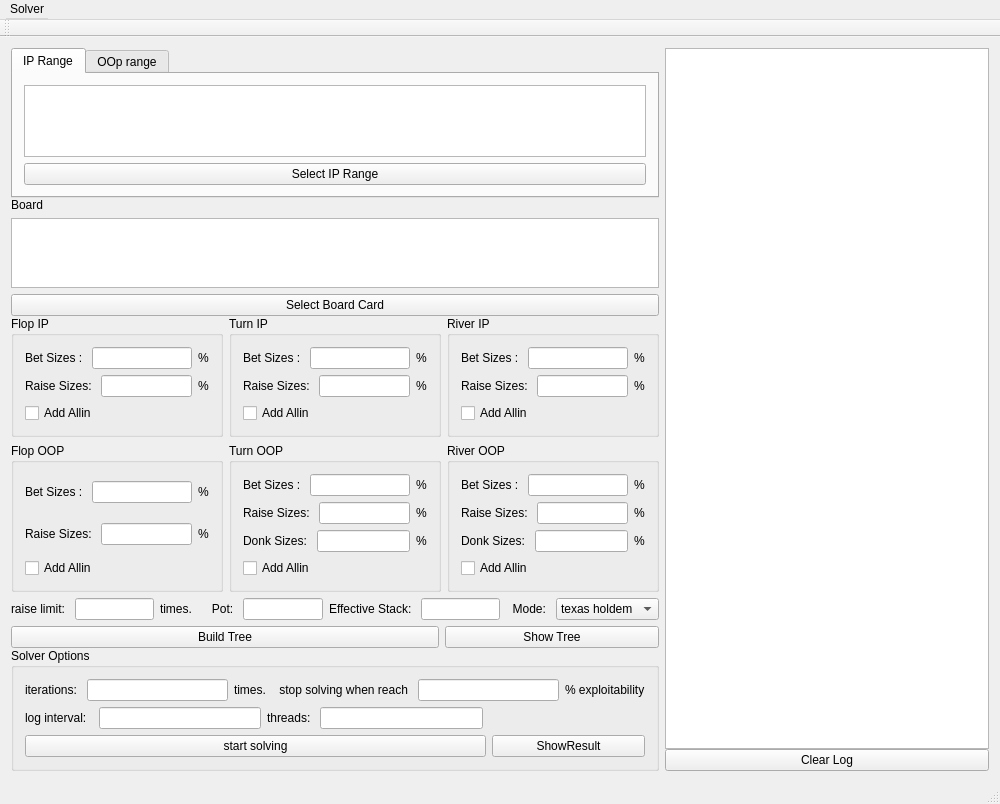
Before: the Qt Designer form mainwindow.ui in bupticybee/TexasSolver, drawn with Qt 5.
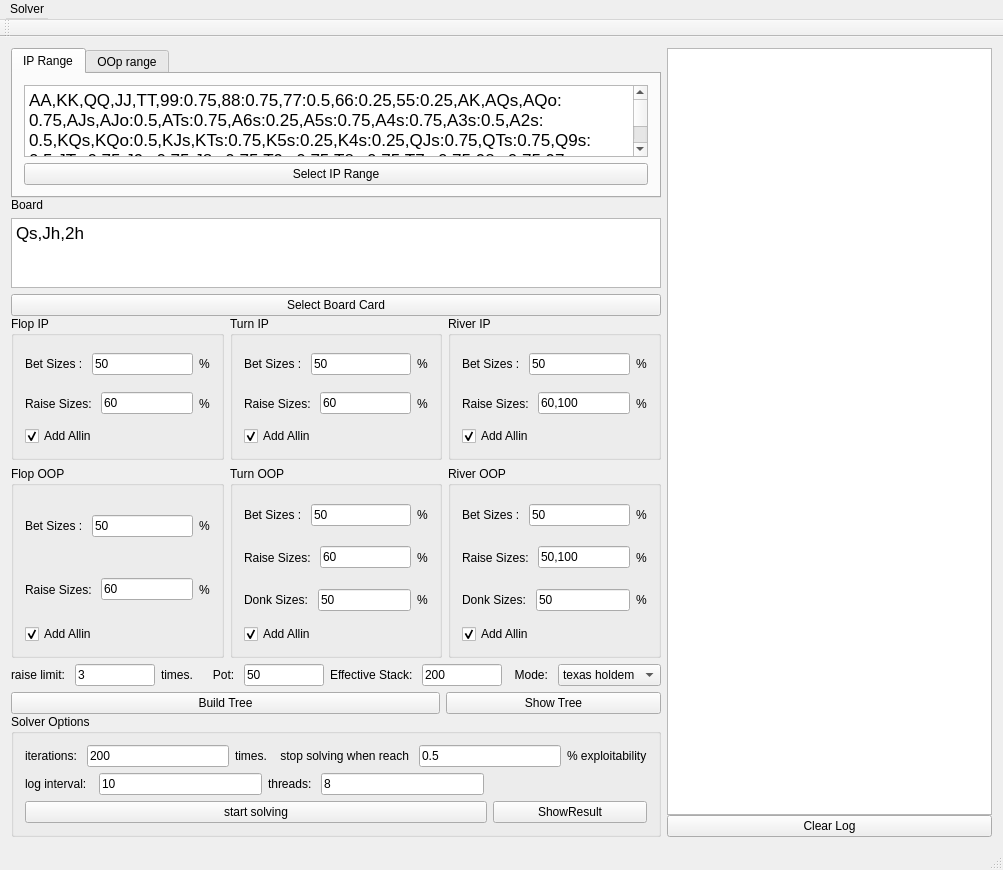
After: the same form once the commit is applied. The open tabs and pages were chosen to show the change.

Patch:
```diff
--- a/mainwindow.ui
+++ b/mainwindow.ui
@@ -6,8 +6,8 @@
    <rect>
     <x>0</x>
     <y>0</y>
-    <width>1000</width>
-    <height>738</height>
+    <width>1003</width>
+    <height>870</height>
    </rect>
   </property>
   <property name="windowTitle">
@@ -33,7 +33,15 @@
            </attribute>
            <layout class="QVBoxLayout" name="verticalLayout">
             <item>
-             <widget class="QTextEdit" name="textEdit_2"/>
+             <widget class="QTextEdit" name="textEdit_2">
+              <property name="html">
+               <string>&lt;!DOCTYPE HTML PUBLIC &quot;-//W3C//DTD HTML 4.0//EN&quot; &quot;http://www.w3.org/TR/REC-html40/strict.dtd&quot;&gt;
+&lt;html&gt;&lt;head&gt;&lt;meta name=&quot;qrichtext&quot; content=&quot;1&quot; /&gt;&lt;style type=&quot;text/css&quot;&gt;
+p, li { white-space: pre-wrap; }
+&lt;/style&gt;&lt;/head&gt;&lt;body style=&quot; font-family:'.AppleSystemUIFont'; font-size:13pt; font-weight:400; font-style:normal;&quot;&gt;
+&lt;p style=&quot; margin-top:0px; margin-bottom:0px; margin-left:0px; margin-right:0px; -qt-block-indent:0; text-indent:0px;&quot;&gt;AA,KK,QQ,JJ,TT,99:0.75,88:0.75,77:0.5,66:0.25,55:0.25,AK,AQs,AQo:0.75,AJs,AJo:0.5,ATs:0.75,A6s:0.25,A5s:0.75,A4s:0.75,A3s:0.5,A2s:0.5,KQs,KQo:0.5,KJs,KTs:0.75,K5s:0.25,K4s:0.25,QJs:0.75,QTs:0.75,Q9s:0.5,JTs:0.75,J9s:0.75,J8s:0.75,T9s:0.75,T8s:0.75,T7s:0.75,98s:0.75,97s:0.75,96s:0.5,87s:0.75,86s:0.5,85s:0.5,76s:0.75,75s:0.5,65s:0.75,64s:0.5,54s:0.75,53s:0.5,43s:0.5&lt;/p&gt;&lt;/body&gt;&lt;/html&gt;</string>
+              </property>
+             </widget>
             </item>
             <item>
              <widget class="QPushButton" name="pushButton_3">
@@ -75,7 +83,15 @@
          </widget>
         </item>
         <item>
-         <widget class="QTextEdit" name="textEdit"/>
+         <widget class="QTextEdit" name="textEdit">
+          <property name="html">
+           <string>&lt;!DOCTYPE HTML PUBLIC &quot;-//W3C//DTD HTML 4.0//EN&quot; &quot;http://www.w3.org/TR/REC-html40/strict.dtd&quot;&gt;
+&lt;html&gt;&lt;head&gt;&lt;meta name=&quot;qrichtext&quot; content=&quot;1&quot; /&gt;&lt;style type=&quot;text/css&quot;&gt;
+p, li { white-space: pre-wrap; }
+&lt;/style&gt;&lt;/head&gt;&lt;body style=&quot; font-family:'.AppleSystemUIFont'; font-size:13pt; font-weight:400; font-style:normal;&quot;&gt;
+&lt;p style=&quot; margin-top:0px; margin-bottom:0px; margin-left:0px; margin-right:0px; -qt-block-indent:0; text-indent:0px;&quot;&gt;Qs,Jh,2h&lt;/p&gt;&lt;/body&gt;&lt;/html&gt;</string>
+          </property>
+         </widget>
         </item>
         <item>
          <widget class="QPushButton" name="pushButton_2">
@@ -108,7 +124,11 @@
                   </widget>
                  </item>
                  <item>
-                  <widget class="QLineEdit" name="lineEdit"/>
+                  <widget class="QLineEdit" name="lineEdit">
+                   <property name="text">
+                    <string>50</string>
+                   </property>
+                  </widget>
                  </item>
                  <item>
                   <widget class="QLabel" name="label_3">
@@ -129,7 +149,11 @@
                   </widget>
                  </item>
                  <item>
-                  <widget class="QLineEdit" name="lineEdit_2"/>
+                  <widget class="QLineEdit" name="lineEdit_2">
+                   <property name="text">
+                    <string>60</string>
+                   </property>
+                  </widget>
                  </item>
                  <item>
                   <widget class="QLabel" name="label_5">
@@ -147,6 +171,9 @@
                    <property name="text">
                     <string>Add Allin</string>
                    </property>
+                   <property name="checked">
+                    <bool>true</bool>
+                   </property>
                   </widget>
                  </item>
                 </layout>
@@ -174,7 +201,11 @@
                   </widget>
                  </item>
                  <item>
-                  <widget class="QLineEdit" name="lineEdit_3"/>
+                  <widget class="QLineEdit" name="lineEdit_3">
+                   <property name="text">
+                    <string>50</string>
+                   </property>
+                  </widget>
                  </item>
                  <item>
                   <widget class="QLabel" name="label_7">
@@ -195,7 +226,11 @@
                   </widget>
                  </item>
                  <item>
-                  <widget class="QLineEdit" name="lineEdit_4"/>
+                  <widget class="QLineEdit" name="lineEdit_4">
+                   <property name="text">
+                    <string>60</string>
+                   </property>
+                  </widget>
                  </item>
                  <item>
                   <widget class="QLabel" name="label_9">
@@ -213,6 +248,9 @@
                    <property name="text">
                     <string>Add Allin</string>
                    </property>
+                   <property name="checked">
+                    <bool>true</bool>
+                   </property>
                   </widget>
                  </item>
                 </layout>
@@ -240,7 +278,11 @@
                   </widget>
                  </item>
                  <item>
-                  <widget class="QLineEdit" name="lineEdit_6"/>
+                  <widget class="QLineEdit" name="lineEdit_6">
+                   <property name="text">
+                    <string>50</string>
+                   </property>
+                  </widget>
                  </item>
                  <item>
                   <widget class="QLabel" name="label_13">
@@ -261,7 +303,11 @@
                   </widget>
                  </item>
                  <item>
-                  <widget class="QLineEdit" name="lineEdit_5"/>
+                  <widget class="QLineEdit" name="lineEdit_5">
+                   <property name="text">
+                    <string>60,100</string>
+                   </property>
+                  </widget>
                  </item>
                  <item>
                   <widget class="QLabel" name="label_11">
@@ -279,6 +325,9 @@
                    <property name="text">
                     <string>Add Allin</string>
                    </property>
+                   <property name="checked">
+                    <bool>true</bool>
+                   </property>
                   </widget>
                  </item>
                 </layout>
@@ -310,7 +359,11 @@
                   </widget>
                  </item>
                  <item>
-                  <widget class="QLineEdit" name="lineEdit_8"/>
+                  <widget class="QLineEdit" name="lineEdit_8">
+                   <property name="text">
+                    <string>50</string>
+                   </property>
+                  </widget>
                  </item>
                  <item>
                   <widget class="QLabel" name="label_17">
@@ -331,7 +384,11 @@
                   </widget>
                  </item>
                  <item>
-                  <widget class="QLineEdit" name="lineEdit_7"/>
+                  <widget class="QLineEdit" name="lineEdit_7">
+                   <property name="text">
+                    <string>60</string>
+                   </property>
+                  </widget>
                  </item>
                  <item>
                   <widget class="QLabel" name="label_15">
@@ -349,6 +406,9 @@
                    <property name="text">
                     <string>Add Allin</string>
                    </property>
+                   <property name="checked">
+                    <bool>true</bool>
+                   </property>
                   </widget>
                  </item>
                 </layout>
@@ -376,7 +436,11 @@
                   </widget>
                  </item>
                  <item>
-                  <widget class="QLineEdit" name="lineEdit_29"/>
+                  <widget class="QLineEdit" name="lineEdit_29">
+                   <property name="text">
+                    <string>50</string>
+                   </property>
+                  </widget>
                  </item>
                  <item>
                   <widget class="QLabel" name="label_59">
@@ -397,7 +461,11 @@
                   </widget>
                  </item>
                  <item>
-                  <widget class="QLineEdit" name="lineEdit_28"/>
+                  <widget class="QLineEdit" name="lineEdit_28">
+                   <property name="text">
+                    <string>60</string>
+                   </property>
+                  </widget>
                  </item>
                  <item>
                   <widget class="QLabel" name="label_57">
@@ -418,7 +486,11 @@
                   </widget>
                  </item>
                  <item>
-                  <widget class="QLineEdit" name="lineEdit_30"/>
+                  <widget class="QLineEdit" name="lineEdit_30">
+                   <property name="text">
+                    <string>50</string>
+                   </property>
+                  </widget>
                  </item>
                  <item>
                   <widget class="QLabel" name="label_61">
@@ -436,6 +508,9 @@
                    <property name="text">
                     <string>Add Allin</string>
                    </property>
+                   <property name="checked">
+                    <bool>true</bool>
+                   </property>
                   </widget>
                  </item>
                 </layout>
@@ -463,7 +538,11 @@
                   </widget>
                  </item>
                  <item>
-                  <widget class="QLineEdit" name="lineEdit_32"/>
+                  <widget class="QLineEdit" name="lineEdit_32">
+                   <property name="text">
+                    <string>50</string>
+                   </property>
+                  </widget>
                  </item>
                  <item>
                   <widget class="QLabel" name="label_65">
@@ -484,7 +563,11 @@
                   </widget>
                  </item>
                  <item>
-                  <widget class="QLineEdit" name="lineEdit_31"/>
+                  <widget class="QLineEdit" name="lineEdit_31">
+                   <property name="text">
+                    <string>50,100</string>
+                   </property>
+                  </widget>
                  </item>
                  <item>
                   <widget class="QLabel" name="label_63">
@@ -505,7 +588,11 @@
                   </widget>
                  </item>
                  <item>
-                  <widget class="QLineEdit" name="lineEdit_33"/>
+                  <widget class="QLineEdit" name="lineEdit_33">
+                   <property name="text">
+                    <string>50</string>
+                   </property>
+                  </widget>
                  </item>
                  <item>
                   <widget class="QLabel" name="label_67">
@@ -523,6 +610,9 @@
                    <property name="text">
                     <string>Add Allin</string>
                    </property>
+                   <property name="checked">
+                    <bool>true</bool>
+                   </property>
                   </widget>
                  </item>
                 </layout>
@@ -546,7 +636,11 @@
              </widget>
             </item>
             <item>
-             <widget class="QLineEdit" name="lineEdit_34"/>
+             <widget class="QLineEdit" name="lineEdit_34">
+              <property name="text">
+               <string>3</string>
+              </property>
+             </widget>
             </item>
             <item>
              <widget class="QLabel" name="label_69">
@@ -556,7 +650,11 @@
              </widget>
             </item>
             <item>
-             <widget class="QLineEdit" name="lineEdit_35"/>
+             <widget class="QLineEdit" name="lineEdit_35">
+              <property name="text">
+               <string>50</string>
+              </property>
+             </widget>
             </item>
             <item>
              <widget class="QLabel" name="label_70">
@@ -566,7 +664,11 @@
              </widget>
             </item>
             <item>
-             <widget class="QLineEdit" name="lineEdit_36"/>
+             <widget class="QLineEdit" name="lineEdit_36">
+              <property name="text">
+               <string>200</string>
+              </property>
+             </widget>
             </item>
             <item>
              <widget class="QLabel" name="label_71">
@@ -631,7 +733,11 @@
               </widget>
              </item>
              <item>
-              <widget class="QLineEdit" name="lineEdit_9"/>
+              <widget class="QLineEdit" name="lineEdit_9">
+               <property name="text">
+                <string>200</string>
+               </property>
+              </widget>
              </item>
              <item>
               <widget class="QLabel" name="label_19">
@@ -641,7 +747,11 @@
               </widget>
              </item>
              <item>
-              <widget class="QLineEdit" name="lineEdit_37"/>
+              <widget class="QLineEdit" name="lineEdit_37">
+               <property name="text">
+                <string>0.5</string>
+               </property>
+              </widget>
              </item>
              <item>
               <widget class="QLabel" name="label_72">
@@ -662,7 +772,11 @@
               </widget>
              </item>
              <item>
-              <widget class="QLineEdit" name="lineEdit_38"/>
+              <widget class="QLineEdit" name="lineEdit_38">
+               <property name="text">
+                <string>10</string>
+               </property>
+              </widget>
              </item>
              <item>
               <widget class="QLabel" name="label_74">
@@ -672,7 +786,11 @@
               </widget>
              </item>
              <item>
-              <widget class="QLineEdit" name="lineEdit_39"/>
+              <widget class="QLineEdit" name="lineEdit_39">
+               <property name="text">
+                <string>8</string>
+               </property>
+              </widget>
              </item>
              <item>
               <spacer name="horizontalSpacer">
@@ -738,7 +856,7 @@
     <rect>
      <x>0</x>
      <y>0</y>
-     <width>1000</width>
+     <width>1003</width>
      <height>24</height>
     </rect>
    </property>
```
Left out of the diff: 12 changed lines with no effect on the pictures.
